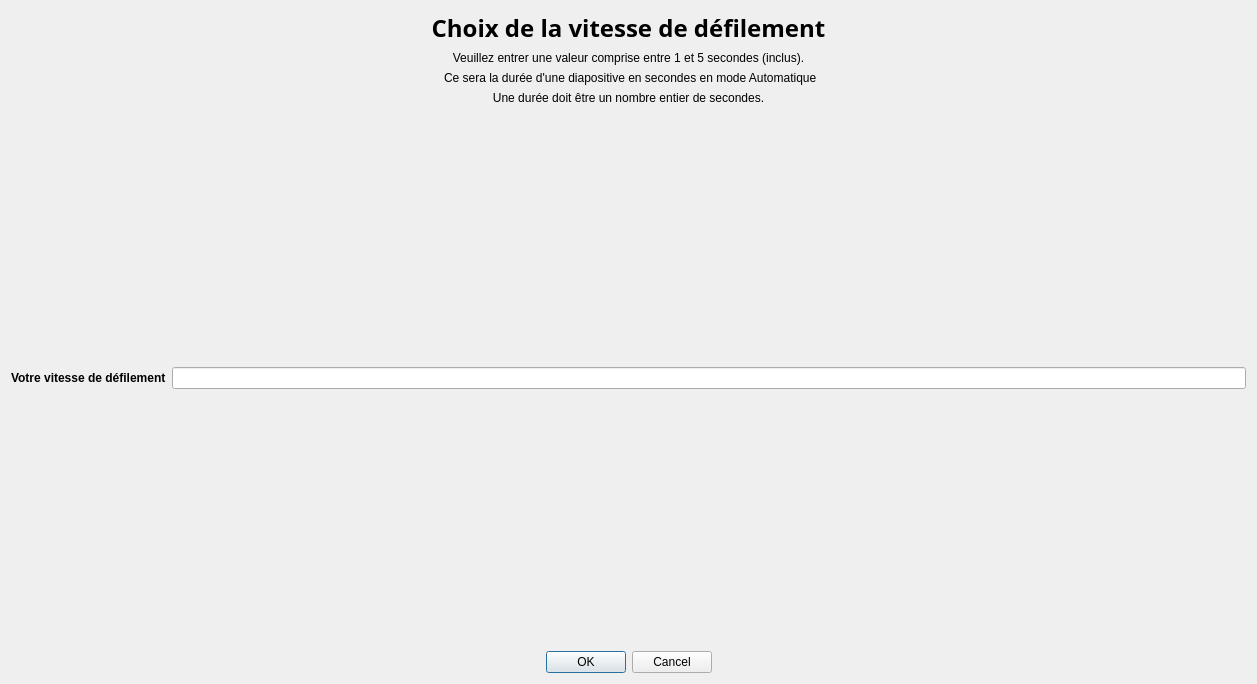
FranzouGame/SAE1.01-LecteurDiaporama, file V7_MVP_lecteurDiaporama/Fichiers de code/choixvitessedefilement.ui: the form before one commit.
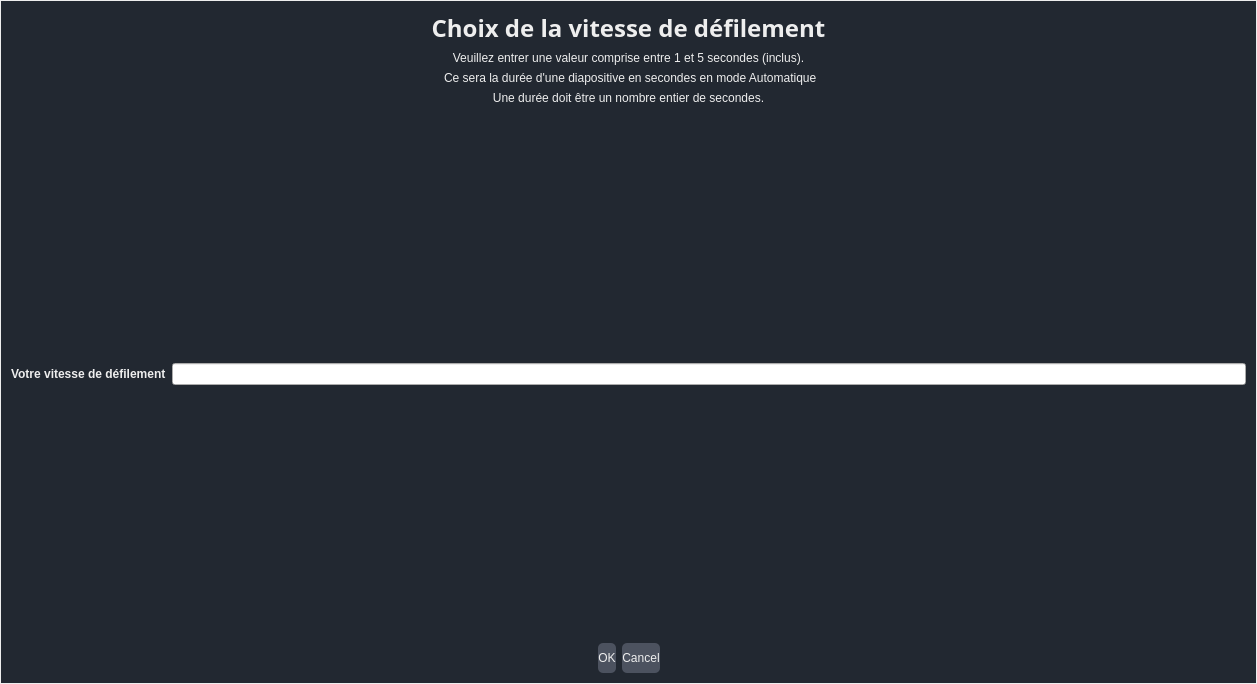
The form after the commit.

```diff
--- a/V7_MVP_lecteurDiaporama/Fichiers de code/choixvitessedefilement.ui
+++ b/V7_MVP_lecteurDiaporama/Fichiers de code/choixvitessedefilement.ui
@@ -13,6 +13,41 @@
   <property name="windowTitle">
    <string>Dialog</string>
   </property>
+  <property name="styleSheet">
+   <string notr="true">/* Dans tout les QDialog */
+    QDialog{
+        background-color: #222831;
+        font-family: 'Times New Roman', Times, serif;
+        color: #EEEEEE; 
+        border: 1px solid #EEEEEE;
+    }
+    
+    QLabel{
+        color:#EEEEEE
+    }
+    
+
+/* Dans le QDialog FenÃªtre a propos */
+    QDialog{
+        background-color: #222831;
+        font-family: 'Times New Roman', Times, serif;
+        color: #EEEEEE; 
+        border: 1px solid #EEEEEE;
+    }
+    
+    QLabel{
+        color:#EEEEEE
+    }
+    
+    QPushButton{
+        background-color: #4c525f;
+        color: #EEEEEE;
+        border-color: #EEEEEE;
+        height: 30%;
+        border-radius: 5%;
+        position: relative;
+    }</string>
+  </property>
   <layout class="QVBoxLayout" name="verticalLayout_2">
    <item>
     <layout class="QVBoxLayout" name="verticalLayout">
```
